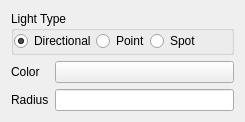
The window that Editor/src/UI/Widgets/ComponentsUI/RZELightComponentUI.ui (Pikachuxxxx/Razix) describes before a commit, drawn with Qt 5.
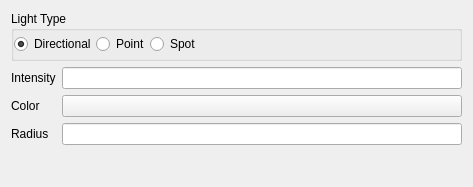
The same window after the commit.

Patch:
```diff
--- a/Editor/src/UI/Widgets/ComponentsUI/RZELightComponentUI.ui
+++ b/Editor/src/UI/Widgets/ComponentsUI/RZELightComponentUI.ui
@@ -6,8 +6,8 @@
    <rect>
     <x>0</x>
     <y>0</y>
-    <width>245</width>
-    <height>122</height>
+    <width>473</width>
+    <height>187</height>
    </rect>
   </property>
   <property name="windowTitle">
@@ -16,6 +16,18 @@
   <layout class="QVBoxLayout" name="verticalLayout_2">
    <item>
     <widget class="QGroupBox" name="groupBox">
+     <property name="minimumSize">
+      <size>
+       <width>0</width>
+       <height>50</height>
+      </size>
+     </property>
+     <property name="maximumSize">
+      <size>
+       <width>16777215</width>
+       <height>50</height>
+      </size>
+     </property>
      <property name="title">
       <string>Light Type</string>
      </property>
@@ -99,16 +111,6 @@
        </property>
       </widget>
      </item>
-     <item row="3" column="0">
-      <widget class="QLabel" name="label_2">
-       <property name="text">
-        <string>Radius</string>
-       </property>
-      </widget>
-     </item>
-     <item row="3" column="1">
-      <widget class="QLineEdit" name="RadiusLineEdit"/>
-     </item>
      <item row="1" column="1">
       <widget class="QPushButton" name="light_color">
        <property name="text">
@@ -119,6 +121,26 @@
        </property>
       </widget>
      </item>
+     <item row="0" column="0">
+      <widget class="QLabel" name="label_3">
+       <property name="text">
+        <string>Intensity</string>
+       </property>
+      </widget>
+     </item>
+     <item row="2" column="0">
+      <widget class="QLabel" name="label_2">
+       <property name="text">
+        <string>Radius</string>
+       </property>
+      </widget>
+     </item>
+     <item row="2" column="1">
+      <widget class="QLineEdit" name="Radius"/>
+     </item>
+     <item row="0" column="1">
+      <widget class="QLineEdit" name="Intensity"/>
+     </item>
     </layout>
    </item>
   </layout>
```
Left out of the diff: 2 changed lines with no effect on the pictures.
